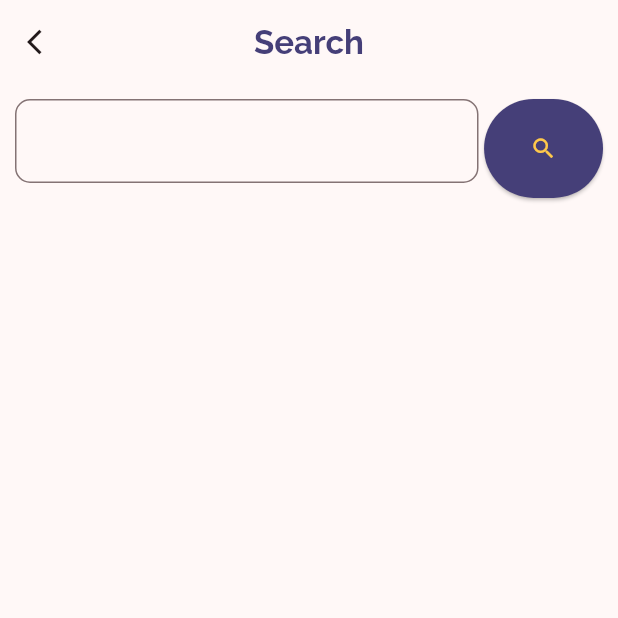
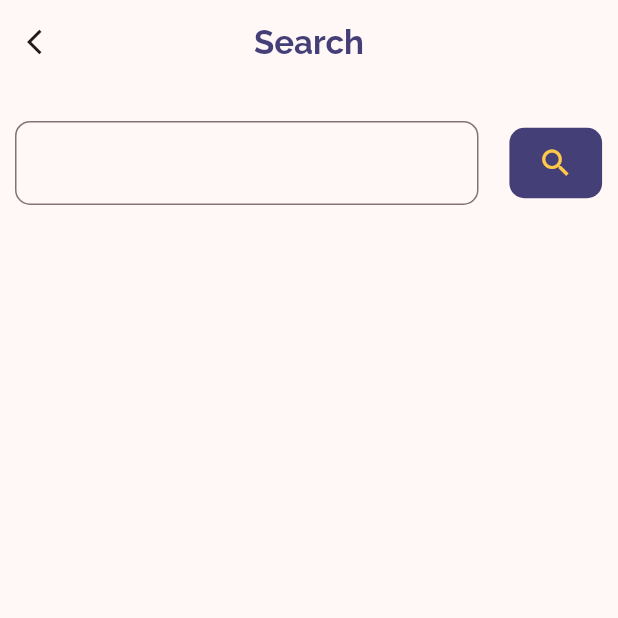
Before and after one commit to nithaparveen/social_media_application, a Flutter app: the SearchScreen screen opened directly, on a phone screen of 412 x 824 dp, the top half of it. Run offline on Flutter 3.47's test engine with Material 3 defaults, Android fonts, the phone set to English and light mode, and no system bars; our stand-ins replace flashy_tab_bar2, google_fonts, image_picker, shared_preferences; accounts and stored records are empty.

Commit message:
search screen api integration complete

```diff
--- a/lib/app_config/app_config.dart
+++ b/lib/app_config/app_config.dart
@@ -1,9 +1,9 @@
 class AppConfig {
   //baseurl is set here
-  static String baseurl = "http://10.11.0.246:8000/";
+  static String baseurl = "http://192.168.1.50:8000/";
 
   //mediaUrl is set here
-  static String mediaUrl = "http://10.11.0.246:8000";
+  static String mediaUrl = "http://192.168.1.50:8000";
 
   // //key to store data from api function in LoginController in json format used in AppUtils to get access key & userid
   static const String loginData = 'logInData';
--- a/lib/main.dart
+++ b/lib/main.dart
@@ -1,15 +1,16 @@
+
 import 'package:flutter/material.dart';
 import 'package:provider/provider.dart';
 import 'package:socialmedia/core/constants/colors.dart';
 import 'package:socialmedia/presentation/bottom_navigation_screen/controller/bottom_navigation_controller.dart';
 import 'package:socialmedia/presentation/edit_profile_screen/controller/edit_profile_controller.dart';
 import 'package:socialmedia/presentation/home_screen/controller/home_controller.dart';
-import 'package:socialmedia/presentation/home_screen/controller/home_controller_sb.dart';
 import 'package:socialmedia/presentation/login_screen/controller/login_controller.dart';
 import 'package:socialmedia/presentation/news_screen/controller/news_controller.dart';
 import 'package:socialmedia/presentation/post_screen/controller/post_controller.dart';
 import 'package:socialmedia/presentation/profile_screen/controller/profile_controller.dart';
 import 'package:socialmedia/presentation/registration_screen/controller/registration_controller.dart';
+import 'package:socialmedia/presentation/search_screen/controller/search_controller.dart';
 import 'package:socialmedia/presentation/splash_screen/view/splash_screen.dart';
 
 void main() {
@@ -22,7 +23,7 @@ void main() {
     ChangeNotifierProvider(create: (context) => PostController()),
     ChangeNotifierProvider(create: (context) => EditProfileController()),
     ChangeNotifierProvider(create: (context) => HomeController()),
-    ChangeNotifierProvider(create: (context)=> HomeControllerSB())
+    ChangeNotifierProvider(create: (context)=> SearchScreenController())
   ], child: const MyApp()));
 }
 
--- a/lib/presentation/search_screen/controller/search_controller.dart
+++ b/lib/presentation/search_screen/controller/search_controller.dart
@@ -1,27 +1,23 @@
 import 'dart:developer';
 
-import 'package:flutter/cupertino.dart';
 import 'package:flutter/material.dart';
+
 import '../../../core/utils/app_utils.dart';
 import '../../../repository/api/search_screen/model/search_model.dart';
 import '../../../repository/api/search_screen/service/search_service.dart';
 
-class SearchController extends ChangeNotifier {
-  SearchModel searchModel = SearchModel();
-  bool isLoading = false;
+class SearchScreenController extends ChangeNotifier {
+  SearchModel? searchModel;
+  bool showData = false;
 
   Future<void> fetchData(username, context) async {
-    isLoading = true;
-    isLoading = true;
-    notifyListeners();
     log("SearchController -> fetchData()");
     SearchService.fetchSearchData(username).then((value) {
       if (value["status"] == 1) {
         searchModel = SearchModel.fromJson(value);
-        isLoading = false;
+        showData = true;
       } else {
-        AppUtils.oneTimeSnackBar("error",
-            context: context, bgColor: Colors.red);
+        AppUtils.oneTimeSnackBar("error", context: context, bgColor: Colors.red);
       }
       notifyListeners();
     });
--- a/lib/presentation/search_screen/view/search_screen.dart
+++ b/lib/presentation/search_screen/view/search_screen.dart
@@ -1,5 +1,7 @@
 import 'package:flutter/material.dart';
 import 'package:provider/provider.dart';
+import 'package:socialmedia/app_config/app_config.dart';
+import 'package:socialmedia/presentation/search_screen/controller/search_controller.dart';
 
 import '../../../core/constants/colors.dart';
 import '../../../core/constants/text_styles.dart';
@@ -26,18 +28,17 @@ class _SearchScreenState extends State<SearchScreen> {
               size: 20,
             )),
         title: Text('Search'),
-        titleTextStyle: GLTextStyles.ralewayStyl(
-            weight: FontWeight.w700, size: 22, color: ColorTheme.blue),
+        titleTextStyle: GLTextStyles.ralewayStyl(weight: FontWeight.w700, size: 22, color: ColorTheme.blue),
         centerTitle: true,
-      ),
-      body: Consumer<SearchController>(builder: (context, controller, _) {
-        return Padding(
+        bottom: PreferredSize(
+          preferredSize: Size.fromHeight(size.width * 0.22),
+          child: Padding(
             padding: EdgeInsets.all(10.0),
             child: Row(
-            mainAxisAlignment: MainAxisAlignment.spaceAround,
+              mainAxisAlignment: MainAxisAlignment.start,
               children: [
                 SizedBox(
-                height: size.height * .08,
+                  //height: size.height * .08,
                   width: size.width * .75,
                   child: TextField(
                     // maxLines: 6,
@@ -48,33 +49,61 @@ class _SearchScreenState extends State<SearchScreen> {
                       ),
                       focusedBorder: OutlineInputBorder(
                           borderRadius: BorderRadius.circular(10),
-                        borderSide:
-                            const BorderSide(color: Colors.black, width: .5)),
+                          borderSide: const BorderSide(color: Colors.black, width: .5)),
                     ),
                   ),
                 ),
-              SizedBox(
-                width: size.width * .009,
-              ),
-              Expanded(
-                child: SizedBox(
-                  height: size.height * .08,
-                  child: ElevatedButton(
-                    onPressed: () {},
-                    child: Center(
-                      child: Icon(
-                        Icons.search,
-                        color: ColorTheme.yellow,
-                      ),
-                    ),
-                    style: ElevatedButton.styleFrom(
-                      backgroundColor: ColorTheme.blue,
-                    ),
-                  ),
+                SizedBox(width: size.width * .05),
+                // SizedBox(
+                //   height: size.height * .07,
+                //   child: ElevatedButton(
+                //     onPressed: () {
+                //       Provider.of<SearchScreenController>(context, listen: false)
+                //           .fetchData(searchController.text.trim(), context);
+                //     },
+                //     child: Center(
+                //       child: Icon(
+                //         Icons.search,
+                //         color: ColorTheme.yellow,
+                //       ),
+                //     ),
+                //     style: ElevatedButton.styleFrom(
+                //       backgroundColor: ColorTheme.blue,
+                //     ),
+                //   ),
+                // )
+                InkWell(
+                  onTap: () {
+                    Provider.of<SearchScreenController>(context, listen: false)
+                        .fetchData(searchController.text.trim(), context);
+                  },
+                  child: Container(
+                    height: size.height * .057,
+                    width: size.width * .15,
+                    decoration:
+                        BoxDecoration(color: ColorTheme.blue, borderRadius: BorderRadius.circular(10)),
+                    child: Icon(Icons.search, color: ColorTheme.yellow),
                   ),
                 )
               ],
             ),
+          ),
+        ),
+      ),
+      body: Consumer<SearchScreenController>(builder: (context, controller, _) {
+        return Visibility(
+          visible: controller.showData,
+          child: ListView.builder(
+              itemCount: controller.searchModel?.data?.length,
+              itemBuilder: (context, index) {
+                return ListTile(
+                  leading: CircleAvatar(
+                      backgroundImage: NetworkImage(
+                          "${controller.searchModel?.data?[index].image ?? "${AppConfig.noImage}"}")),
+                  title: Text("${controller.searchModel?.data?[index].username}"),
+                  subtitle: Text("${controller.searchModel?.data?[index].name}"),
+                );
+              }),
         );
       }),
     );
--- a/lib/repository/api/search_screen/model/search_model.dart
+++ b/lib/repository/api/search_screen/model/search_model.dart
@@ -4,22 +4,42 @@
 
 import 'dart:convert';
 
-List<SearchModel> searchModelFromJson(String str) => List<SearchModel>.from(json.decode(str).map((x) => SearchModel.fromJson(x)));
+SearchModel searchModelFromJson(String str) => SearchModel.fromJson(json.decode(str));
 
-String searchModelToJson(List<SearchModel> data) => json.encode(List<dynamic>.from(data.map((x) => x.toJson())));
+String searchModelToJson(SearchModel data) => json.encode(data.toJson());
 
 class SearchModel {
+  int? status;
+  List<Datum>? data;
+
+  SearchModel({
+    this.status,
+    this.data,
+  });
+
+  factory SearchModel.fromJson(Map<String, dynamic> json) => SearchModel(
+    status: json["status"],
+    data: json["data"] == null ? [] : List<Datum>.from(json["data"]!.map((x) => Datum.fromJson(x))),
+  );
+
+  Map<String, dynamic> toJson() => {
+    "status": status,
+    "data": data == null ? [] : List<dynamic>.from(data!.map((x) => x.toJson())),
+  };
+}
+
+class Datum {
   String? username;
   String? name;
   String? image;
 
-  SearchModel({
+  Datum({
     this.username,
     this.name,
     this.image,
   });
 
-  factory SearchModel.fromJson(Map<String, dynamic> json) => SearchModel(
+  factory Datum.fromJson(Map<String, dynamic> json) => Datum(
     username: json["username"],
     name: json["name"],
     image: json["image"],
--- a/lib/repository/api/search_screen/service/search_service.dart
+++ b/lib/repository/api/search_screen/service/search_service.dart
@@ -7,7 +7,7 @@ class SearchService {
   static Future<dynamic> fetchSearchData(username)async{
     log("SearchService -> fetchSearchData()");
     try {
-      var decodedData = await ApiHelper.getData(
+      var decodedData = await ApiHelper.getDataWOStatus(
         endPoint: "searchview/?username=$username",
         header: ApiHelper.getApiHeader(access: await AppUtils.getAccessKey()),
       );
```
Also changed, not shown: lib/repository/helper/api_helper.dart (+29 -8 lines), pubspec.lock. Lines whose indentation alone changed are shown as unchanged.
